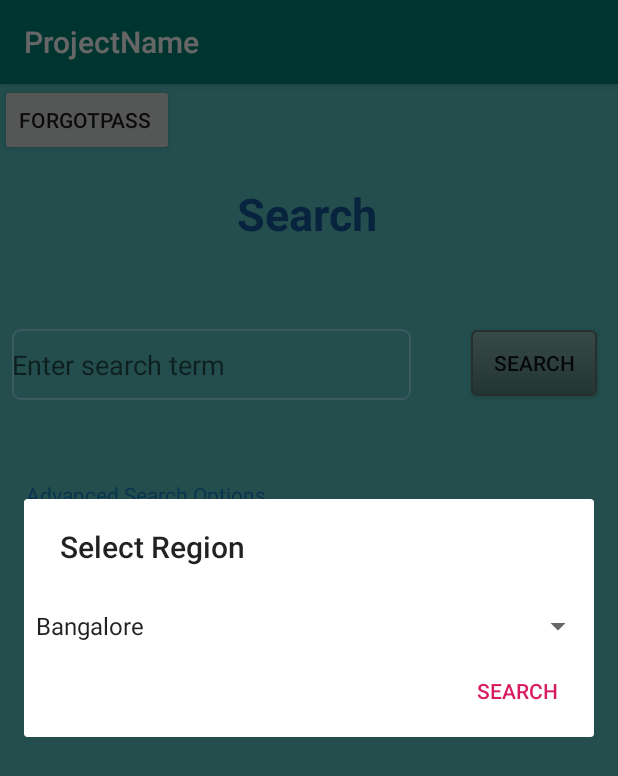
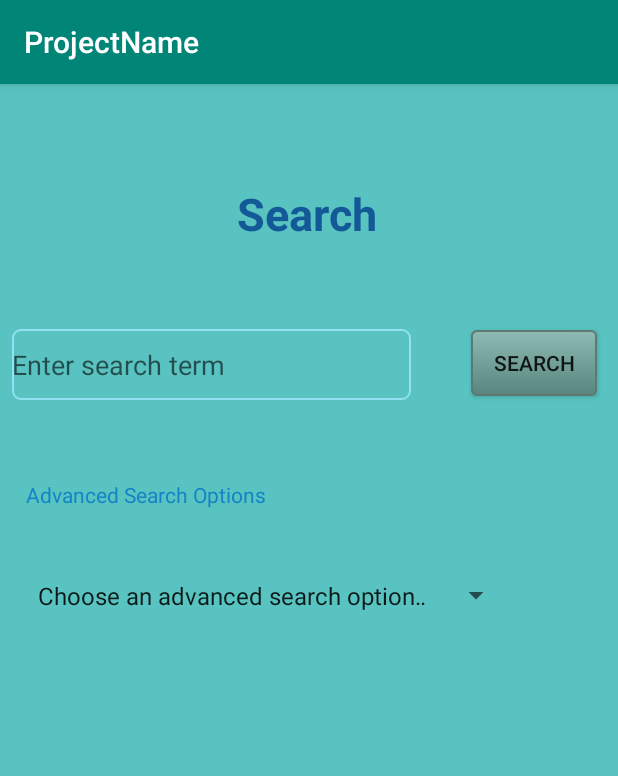
Before and after one commit to tejasc256/ProjectName, an Android app: the screen it shows after launch (SearchActivity), on a phone screen of 412 x 824 dp. Shown: the top 776 px of the screen. Run offline under Robolectric (Android 15) with nearby library versions, the phone set to English and light mode, and no system bars.

Commit message:
Form validation, Advanced search modification, Layout modifications

```diff
--- a/app/src/main/java/com/example/android/projectname/ForgotPassword.java
+++ b/app/src/main/java/com/example/android/projectname/ForgotPassword.java
@@ -33,7 +33,7 @@ public class ForgotPassword extends AppCompatActivity {
                     startActivity(i);
                 }
                 else{
-                    Toast.makeText(getApplicationContext(), toastStringInvalid, Toast.LENGTH_SHORT).show();
+                    emailaddress.setError("Please enter a valid email");
                 }
             }
         });
--- a/app/src/main/res/layout/activity_search.xml
+++ b/app/src/main/res/layout/activity_search.xml
@@ -101,13 +101,5 @@
         app:layout_constraintTop_toTopOf="parent"
         app:layout_constraintVertical_bias="0.44" />
 
-    <Button
-        android:id="@+id/buttonfp"
-        android:layout_width="wrap_content"
-        android:layout_height="wrap_content"
-        android:text="forgotpass "
-        tools:layout_editor_absoluteX="136dp"
-        tools:layout_editor_absoluteY="342dp" />
-
 
 </android.support.constraint.ConstraintLayout>
--- a/app/src/main/res/layout/advanced_search_dialog_1.xml
+++ b/app/src/main/res/layout/advanced_search_dialog_1.xml
@@ -3,11 +3,11 @@
     android:layout_width="match_parent" android:layout_height="match_parent" android:padding="16dp">
 
     <EditText
-        android:hint="@string/search_hint"
-        android:id="@+id/adv_search_string"
+        android:id="@+id/adv_salary"
         android:layout_width="match_parent"
         android:layout_height="wrap_content"
-        />
+        android:hint="@string/salary_hint"
+        android:inputType="number" />
 
 
 </RelativeLayout>
--- a/app/src/main/res/values/strings.xml
+++ b/app/src/main/res/values/strings.xml
@@ -4,23 +4,66 @@
     <string name="search_page_text">Search</string>
     <string name="textView_advanced_search_options">Advanced Search Options</string>
     <string-array name="advanced_search_options">
+        <item>Choose an advanced search option...</item>
         <item>Region</item>
         <item>Branch</item>
         <item>Minimum Salary</item>
         <item>Experience</item>
     </string-array>
     <string name="search_hint">Enter search term</string>
+    <string name="salary_hint">Enter salary</string>
     <string name="forgot_password_heading">Forgot Password</string>
     <string name="forgot_password_hint">Enter e-mail address</string>
     <string name="forgot_password_button_text">Reset Password</string>
     <string-array name="region_options">
-        <item>Bangalore</item>
-        <item>Pune</item>
+        <item>Delhi</item>
+        <item>Mumbai</item>
+        <item>Kolkata</item>
+        <item>Chennai</item>
+        <item>Bengaluru</item>
+        <item>Hyderabad</item>
+        <item>Chandigarh</item>
+        <item>Jaipur</item>
+        <item>Dispur</item>
+        <item>Itanagar</item>
+        <item>Patna</item>
+        <item>Raipur</item>
+        <item>Jammu</item>
+        <item>Shimla</item>
+        <item>Dehradun</item>
+        <item>Lucknow</item>
+        <item>Bhopal</item>
+        <item>Gandhi Nagar</item>
+        <item>Panaji</item>
+        <item>Tiruvananthapuram</item>
+        <item>Bhubaneshwar</item>
+        <item>Ranchi</item>
+        <item>Gangtok</item>
+        <item>Shillong</item>
+        <item>Agartala</item>
+        <item>Imphal</item>
+        <item>Kohima</item>
+        <item>Aizawal</item>
     </string-array>
     <string-array name="branch_options">
-        <item>
-            Computer Science
-        </item>
-        <item>Electrical Eng</item>
+        <item>Computer Science</item>
+        <item>Information Technology</item>
+        <item>Electronics and Communication</item>
+        <item>Electrical</item>
+        <item>Electrical and Instrumentation </item>
+        <item>Mechanical</item>
+        <item>Civil Engineering</item>
+        <item>Chemical</item>
+        <item>Aeronautical</item>
+        <item>Agricultural</item>
+        <item>Mining engineering</item>
+        <item>Biochemical</item>
+        <item>Metallurgical</item>
+    </string-array>
+    <string-array name="experience_options">
+        <item>Less than 1 year</item>
+        <item>1-5 years</item>
+        <item>5-10 years</item>
+        <item>10+ years</item>
     </string-array>
 </resources>
```
Also changed, not shown: app/src/main/java/com/example/android/projectname/AdvancedSearchDialog.java (deleted, +0 -66 lines), app/src/main/java/com/example/android/projectname/SearchActivity.java (+64 -27 lines).
